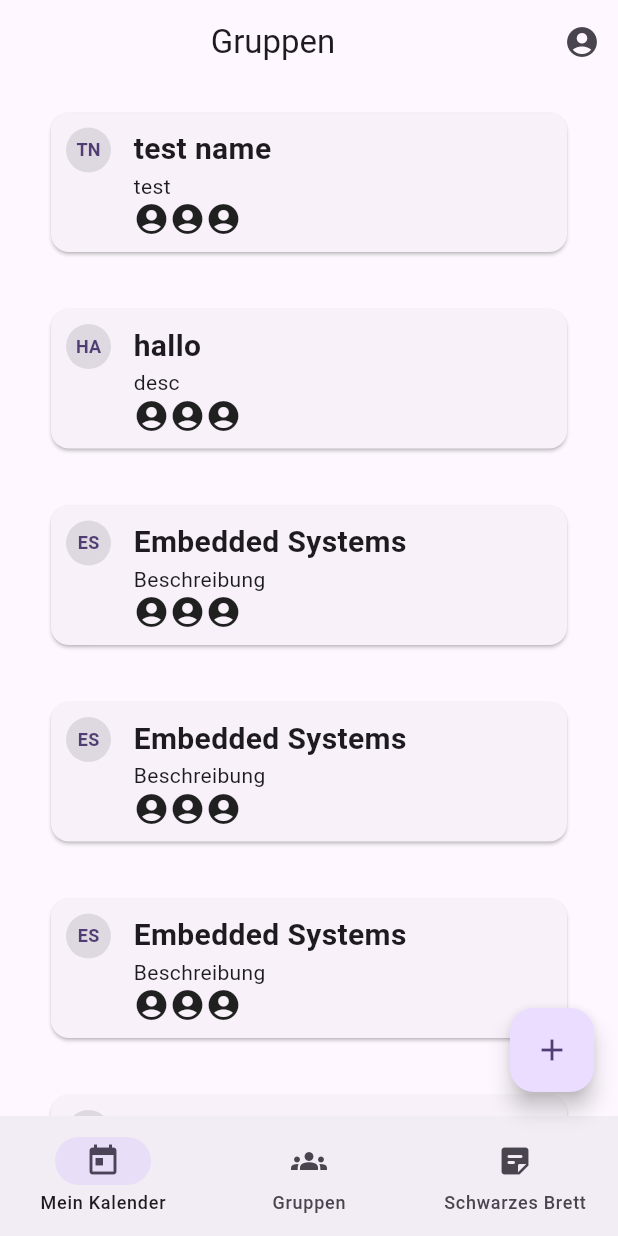
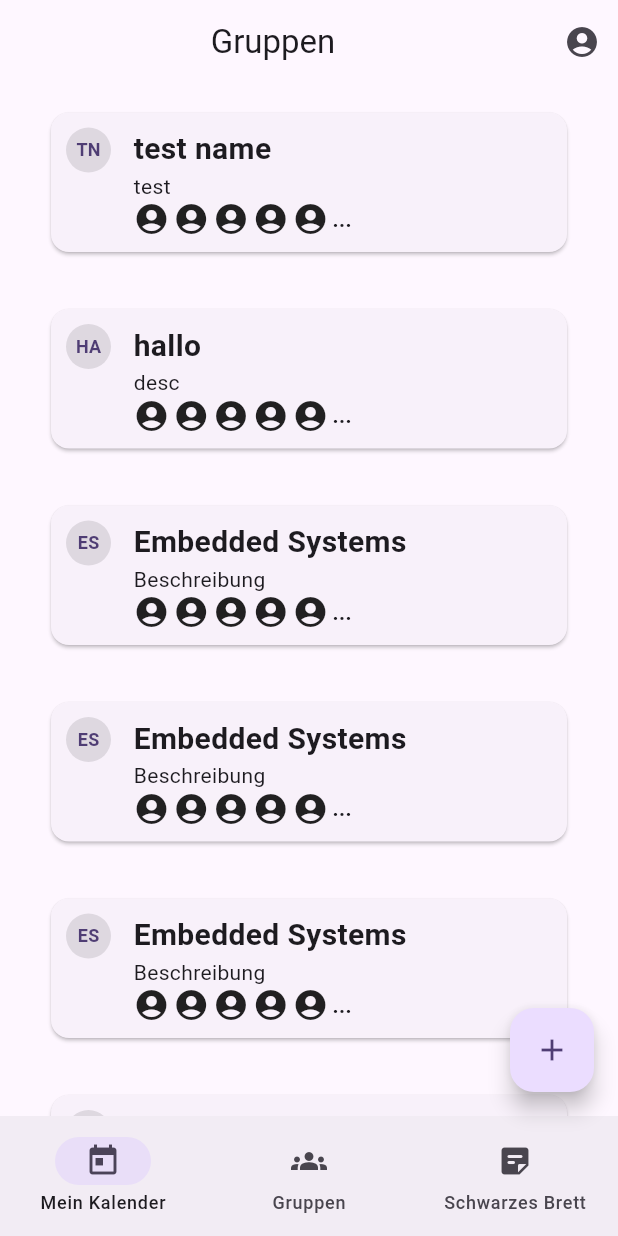
Before and after one commit to bafto/Konstudy, a Flutter app: the screen it shows after launch, on a phone screen of 412 x 824 dp. Run offline on Flutter 3.47's test engine with Material 3 defaults, Android fonts, the phone set to English and light mode, and no system bars.

Commit message:
custom member icons

```diff
--- a/lib/pages/GroupOverview.dart
+++ b/lib/pages/GroupOverview.dart
@@ -7,7 +7,18 @@ class GroupOverview extends StatelessWidget {
   Widget _buildGroupCard(String name, String desc) {
     return Padding(
       padding: EdgeInsets.only(left: 30, right: 30, top: 15, bottom: 15),
-      child: GroupCard(name: name, description: desc),
+      child: GroupCard(
+        name: name,
+        description: desc,
+        members: [
+          Icon(Icons.account_circle),
+          Icon(Icons.account_circle),
+          Icon(Icons.account_circle),
+          Icon(Icons.account_circle),
+          Icon(Icons.account_circle),
+          Icon(Icons.account_circle),
+        ],
+      ),
     );
   }
 
--- a/lib/widgets/GroupCard.dart
+++ b/lib/widgets/GroupCard.dart
@@ -2,10 +2,16 @@ import 'package:flutter/material.dart';
 import 'package:konstudy/widgets/InitialsIcon.dart';
 
 class GroupCard extends StatelessWidget {
-  const GroupCard({required this.name, required this.description, super.key});
+  const GroupCard({
+    required this.name,
+    required this.description,
+    required this.members,
+    super.key,
+  });
 
   final String name;
   final String description;
+  final List<Icon> members;
 
   String _getInitials() {
     const emptyDefault = "GR";
@@ -49,9 +55,19 @@ class GroupCard extends StatelessWidget {
                   Text(description),
                   Row(
                     children: [
-                      Icon(Icons.account_circle),
-                      Icon(Icons.account_circle),
-                      Icon(Icons.account_circle),
+                      ...members
+                          .map(
+                            (icon) => Padding(
+                              padding: EdgeInsets.only(right: 2.5),
+                              child: icon,
+                            ),
+                          )
+                          .take(5),
+                      if (members.length > 5)
+                        const Text(
+                          "...",
+                          style: TextStyle(fontWeight: FontWeight.bold),
+                        ),
                     ],
                   ),
                 ],
```
